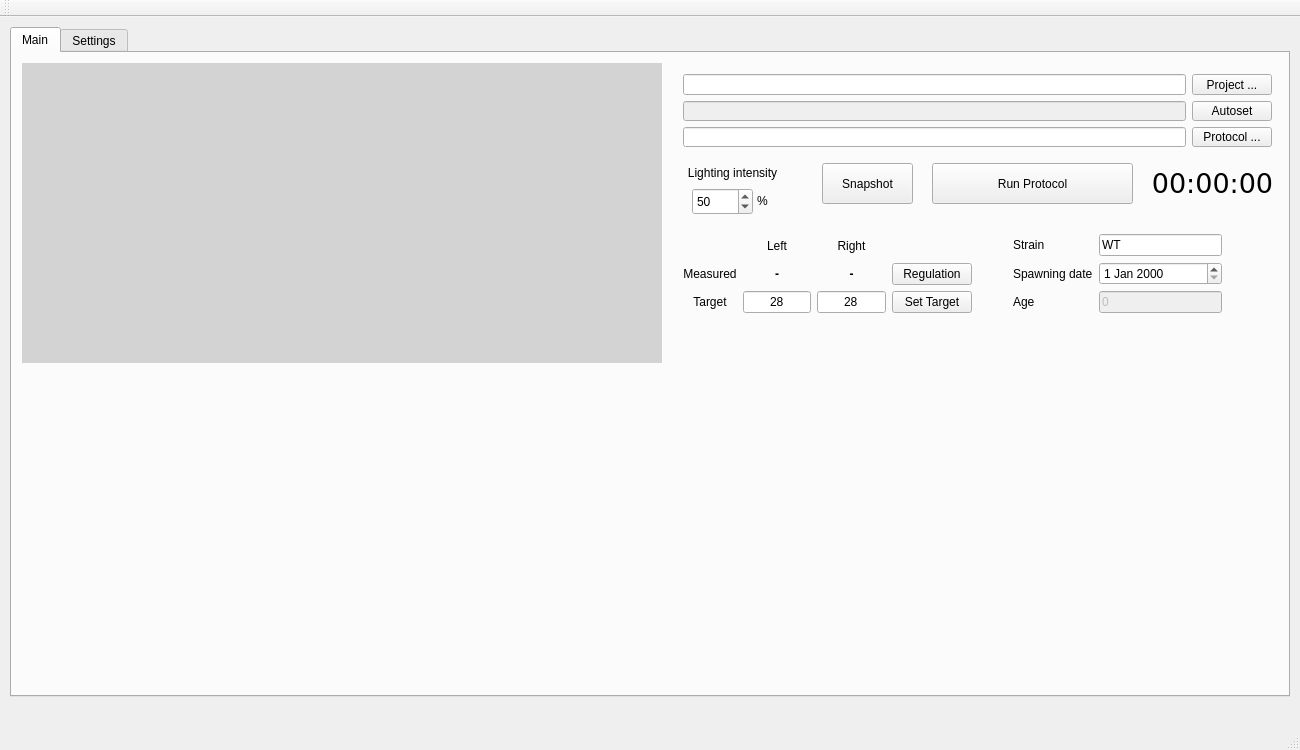
First picture: the form in GUI/mainwindow.ui, repository LJPZebra/the_tropical_river_control, before the edit.
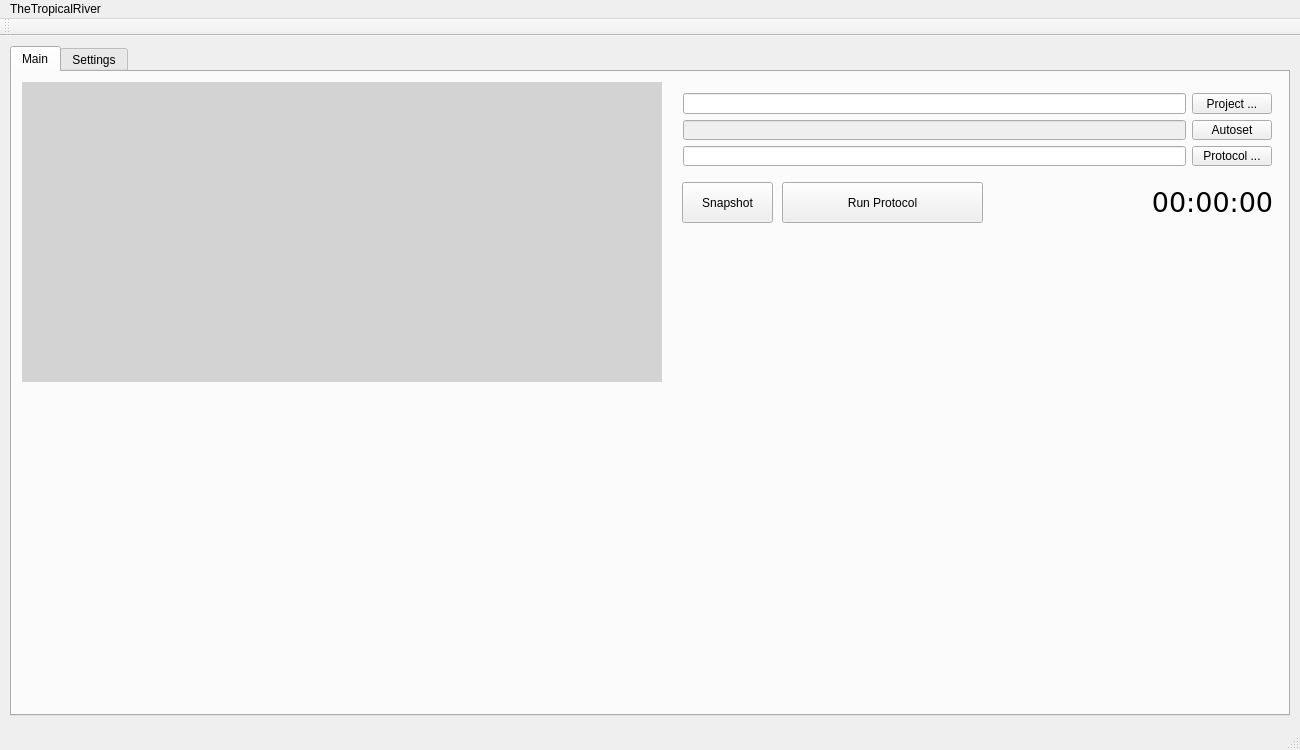
Second picture: the form after the edit. The open tabs and pages were chosen to show the change. Custom widgets are drawn as their Qt base class.

Diff of the .ui file:
```diff
--- a/GUI/mainwindow.ui
+++ b/GUI/mainwindow.ui
@@ -52,55 +52,10 @@
        <set>Qt::AlignCenter</set>
       </property>
      </widget>
-     <widget class="QLabel" name="label_6">
-      <property name="geometry">
-       <rect>
-        <x>745</x>
-        <y>137</y>
-        <width>21</width>
-        <height>21</height>
-       </rect>
-      </property>
-      <property name="text">
-       <string>%</string>
-      </property>
-     </widget>
-     <widget class="QLabel" name="label_7">
-      <property name="geometry">
-       <rect>
-        <x>660</x>
-        <y>110</y>
-        <width>121</width>
-        <height>20</height>
-       </rect>
-      </property>
-      <property name="text">
-       <string>Lighting intensity</string>
-      </property>
-      <property name="alignment">
-       <set>Qt::AlignCenter</set>
-      </property>
-     </widget>
-     <widget class="QSpinBox" name="LightValue">
-      <property name="geometry">
-       <rect>
-        <x>680</x>
-        <y>135</y>
-        <width>61</width>
-        <height>27</height>
-       </rect>
-      </property>
-      <property name="maximum">
-       <number>100</number>
-      </property>
-      <property name="value">
-       <number>50</number>
-      </property>
-     </widget>
      <widget class="QPushButton" name="ProtocolRun">
       <property name="geometry">
        <rect>
-        <x>920</x>
+        <x>770</x>
         <y>110</y>
         <width>201</width>
         <height>41</height>
@@ -116,7 +71,7 @@
      <widget class="QPushButton" name="Snapshot">
       <property name="geometry">
        <rect>
-        <x>810</x>
+        <x>670</x>
         <y>110</y>
         <width>91</width>
         <height>41</height>
@@ -194,140 +149,6 @@
        <set>Qt::AlignCenter</set>
       </property>
      </widget>
-     <widget class="QWidget" name="gridLayoutWidget">
-      <property name="geometry">
-       <rect>
-        <x>660</x>
-        <y>170</y>
-        <width>311</width>
-        <height>101</height>
-       </rect>
-      </property>
-      <layout class="QGridLayout" name="gridLayout">
-       <item row="2" column="2">
-        <widget class="QLineEdit" name="TargetRight">
-         <property name="text">
-          <string>28</string>
-         </property>
-         <property name="alignment">
-          <set>Qt::AlignCenter</set>
-         </property>
-        </widget>
-       </item>
-       <item row="0" column="0">
-        <widget class="QLabel" name="label">
-         <property name="text">
-          <string/>
-         </property>
-        </widget>
-       </item>
-       <item row="0" column="2">
-        <widget class="QLabel" name="label_3">
-         <property name="text">
-          <string>Right</string>
-         </property>
-         <property name="alignment">
-          <set>Qt::AlignCenter</set>
-         </property>
-        </widget>
-       </item>
-       <item row="1" column="0">
-        <widget class="QLabel" name="label_4">
-         <property name="text">
-          <string>Measured</string>
-         </property>
-         <property name="alignment">
-          <set>Qt::AlignCenter</set>
-         </property>
-        </widget>
-       </item>
-       <item row="2" column="0">
-        <widget class="QLabel" name="label_5">
-         <property name="text">
-          <string>Target</string>
-         </property>
-         <property name="alignment">
-          <set>Qt::AlignCenter</set>
-         </property>
-        </widget>
-       </item>
-       <item row="1" column="2">
-        <widget class="QLabel" name="TempRight">
-         <property name="font">
-          <font>
-           <weight>75</weight>
-           <bold>true</bold>
-          </font>
-         </property>
-         <property name="text">
-          <string>-</string>
-         </property>
-         <property name="alignment">
-          <set>Qt::AlignCenter</set>
-         </property>
-        </widget>
-       </item>
-       <item row="1" column="1">
-        <widget class="QLabel" name="TempLeft">
-         <property name="font">
-          <font>
-           <weight>75</weight>
-           <bold>true</bold>
-          </font>
-         </property>
-         <property name="text">
-          <string>-</string>
-         </property>
-         <property name="alignment">
-          <set>Qt::AlignCenter</set>
-         </property>
-        </widget>
-       </item>
-       <item row="2" column="1">
-        <widget class="QLineEdit" name="TargetLeft">
-         <property name="text">
-          <string>28</string>
-         </property>
-         <property name="alignment">
-          <set>Qt::AlignCenter</set>
-         </property>
-        </widget>
-       </item>
-       <item row="0" column="1">
-        <widget class="QLabel" name="label_2">
-         <property name="text">
-          <string>Left</string>
-         </property>
-         <property name="alignment">
-          <set>Qt::AlignCenter</set>
-         </property>
-        </widget>
-       </item>
-       <item row="2" column="3">
-        <widget class="QPushButton" name="setTargets">
-         <property name="text">
-          <string>Set Target</string>
-         </property>
-        </widget>
-       </item>
-       <item row="1" column="3">
-        <widget class="QPushButton" name="Regulation">
-         <property name="text">
-          <string>Regulation</string>
-         </property>
-         <property name="checkable">
-          <bool>true</bool>
-         </property>
-         <property name="checked">
-          <bool>false</bool>
-         </property>
-         <property name="autoDefault">
-          <bool>false</bool>
-         </property>
-        </widget>
-       </item>
-      </layout>
-     </widget>
      <widget class="QCustomPlot" name="PlotLeft" native="true">
       <property name="geometry">
        <rect>
@@ -348,59 +169,6 @@
        </rect>
       </property>
      </widget>
-     <widget class="QWidget" name="gridLayoutWidget_2">
-      <property name="geometry">
-       <rect>
-        <x>990</x>
-        <y>170</y>
-        <width>231</width>
-        <height>101</height>
-       </rect>
-      </property>
-      <layout class="QGridLayout" name="gridLayout_2">
-       <item row="0" column="0">
-        <widget class="QLabel" name="StainLabel">
-         <property name="text">
-          <string>Strain</string>
-         </property>
-        </widget>
-       </item>
-       <item row="1" column="0">
-        <widget class="QLabel" name="DateLabel">
-         <property name="text">
-          <string>Spawning date</string>
-         </property>
-        </widget>
-       </item>
-       <item row="0" column="1">
-        <widget class="QLineEdit" name="Strain">
-         <property name="text">
-          <string>WT</string>
-         </property>
-        </widget>
-       </item>
-       <item row="2" column="0">
-        <widget class="QLabel" name="label_9">
-         <property name="text">
-          <string>Age</string>
-         </property>
-        </widget>
-       </item>
-       <item row="2" column="1">
-        <widget class="QLineEdit" name="Age">
-         <property name="enabled">
-          <bool>false</bool>
-         </property>
-         <property name="text">
-          <string>0</string>
-         </property>
-        </widget>
-       </item>
-       <item row="1" column="1">
-        <widget class="QDateEdit" name="SpawningDate"/>
-       </item>
-      </layout>
-     </widget>
     </widget>
     <widget class="QWidget" name="tabSettings">
      <attribute name="title">
@@ -445,7 +213,60 @@
        <string>Update Camera</string>
       </property>
      </widget>
-     <widget class="QWidget" name="gridLayoutWidget_4">
+     <widget class="QWidget" name="gridLayoutWidget_2">
+      <property name="geometry">
+       <rect>
+        <x>480</x>
+        <y>520</y>
+        <width>231</width>
+        <height>101</height>
+       </rect>
+      </property>
+      <layout class="QGridLayout" name="gridLayout">
+       <item row="0" column="0">
+        <widget class="QLabel" name="StainLabel">
+         <property name="text">
+          <string>Strain</string>
+         </property>
+        </widget>
+       </item>
+       <item row="1" column="0">
+        <widget class="QLabel" name="DateLabel">
+         <property name="text">
+          <string>Spawning date</string>
+         </property>
+        </widget>
+       </item>
+       <item row="0" column="1">
+        <widget class="QLineEdit" name="Strain">
+         <property name="text">
+          <string>WT</string>
+         </property>
+        </widget>
+       </item>
+       <item row="2" column="0">
+        <widget class="QLabel" name="label_16">
+         <property name="text">
+          <string>Age</string>
+         </property>
+        </widget>
+       </item>
+       <item row="2" column="1">
+        <widget class="QLineEdit" name="Age">
+         <property name="enabled">
+          <bool>false</bool>
+         </property>
+         <property name="text">
+          <string>0</string>
+         </property>
+        </widget>
+       </item>
+       <item row="1" column="1">
+        <widget class="QDateEdit" name="SpawningDate"/>
+       </item>
+      </layout>
+     </widget>
+     <widget class="QWidget" name="">
       <property name="geometry">
        <rect>
         <x>490</x>
@@ -454,7 +275,14 @@
         <height>128</height>
        </rect>
       </property>
-      <layout class="QGridLayout" name="gridLayout_4">
+      <layout class="QGridLayout" name="gridLayout_2">
+       <item row="0" column="0">
+        <widget class="QLabel" name="label_8">
+         <property name="text">
+          <string>Exposure</string>
+         </property>
+        </widget>
+       </item>
        <item row="0" column="1">
         <widget class="QSpinBox" name="Exposure">
          <property name="alignment">
@@ -626,9 +454,15 @@
      <x>0</x>
      <y>0</y>
      <width>1300</width>
-     <height>25</height>
+     <height>22</height>
     </rect>
    </property>
+   <widget class="QMenu" name="menuTheTropicalRiver">
+    <property name="title">
+     <string>TheTropicalRiver</string>
+    </property>
+   </widget>
+   <addaction name="menuTheTropicalRiver"/>
   </widget>
   <widget class="QToolBar" name="mainToolBar">
    <attribute name="toolBarArea">
```
Left out of the diff: 123 changed lines with no effect on the pictures.
